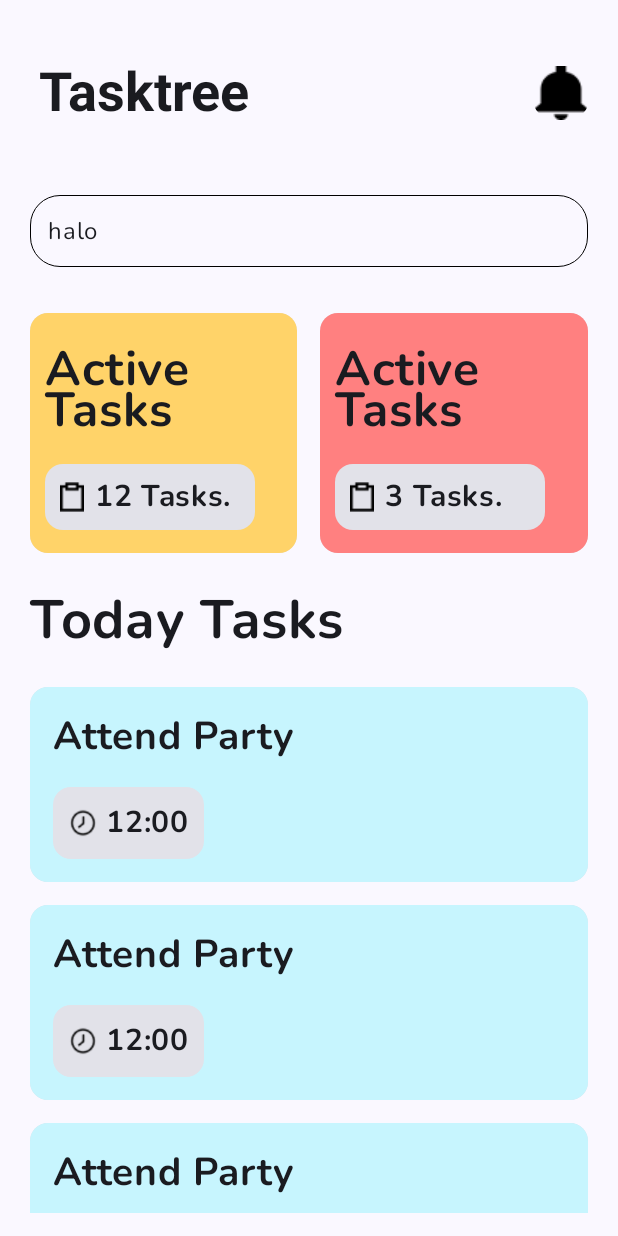
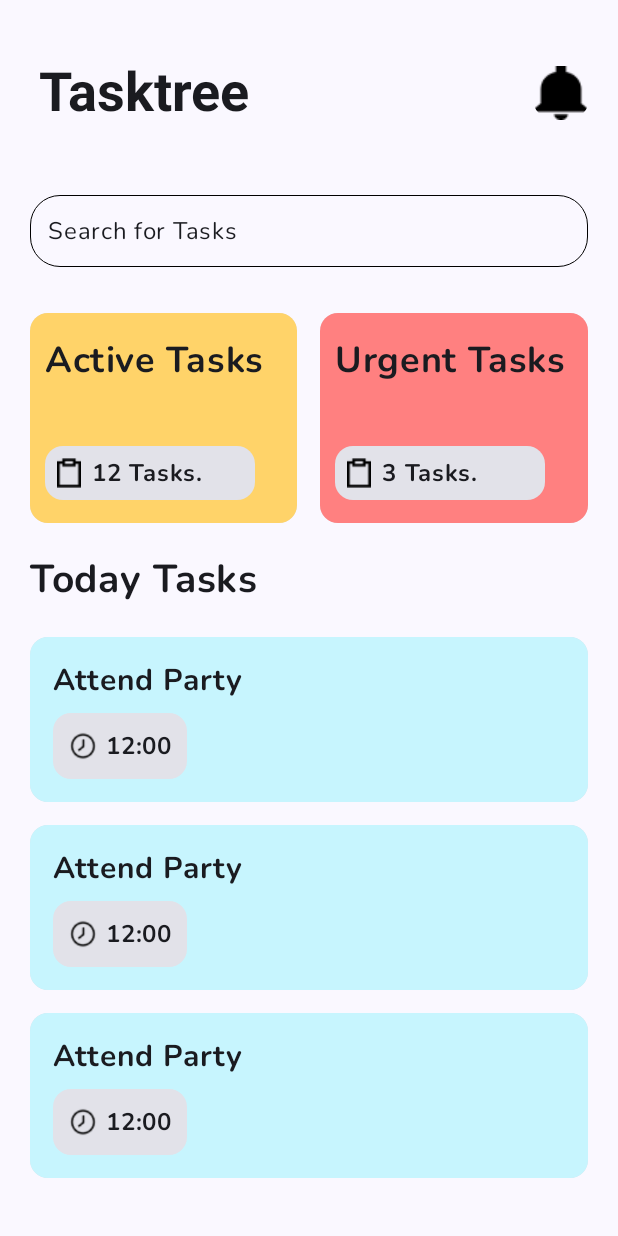
Before and after one commit to KenzieFu/TaskApp, an Android app built with Jetpack Compose: the screen it shows after launch (MainActivity), on a phone screen of 412 x 824 dp. Run offline under Robolectric (Android 15) with nearby library versions, the phone set to English and light mode, and no system bars.

Commit message:
SearchTask Finished

```diff
--- a/app/build.gradle.kts
+++ b/app/build.gradle.kts
@@ -50,6 +50,9 @@ android {
 }
 
 dependencies {
+    //Navigasi
+    val nav_version = "2.7.5"
+    implementation("androidx.navigation:navigation-compose:$nav_version")
 
     implementation("androidx.core:core-ktx:1.9.0")
     implementation("androidx.lifecycle:lifecycle-runtime-ktx:2.6.2")
--- a/app/src/main/java/com/example/taskapp/TaskApp.kt
+++ b/app/src/main/java/com/example/taskapp/TaskApp.kt
@@ -1,6 +1,8 @@
 package com.example.taskapp
 
 import android.graphics.drawable.Icon
+import android.util.Log
+import androidx.annotation.StringRes
 import androidx.compose.foundation.layout.Arrangement
 import androidx.compose.foundation.layout.Column
 import androidx.compose.foundation.layout.Row
@@ -13,6 +15,8 @@ import androidx.compose.foundation.layout.padding
 import androidx.compose.foundation.layout.size
 import androidx.compose.foundation.layout.width
 import androidx.compose.foundation.lazy.LazyColumn
+import androidx.compose.material.icons.Icons
+import androidx.compose.material.icons.filled.ArrowBack
 import androidx.compose.material3.ExperimentalMaterial3Api
 import androidx.compose.material3.Icon
 
@@ -21,7 +25,9 @@ import androidx.compose.material3.Scaffold
 import androidx.compose.material3.Text
 import androidx.compose.material3.TopAppBar
 import androidx.compose.runtime.Composable
+import androidx.compose.runtime.getValue
 import androidx.compose.ui.Modifier
+import androidx.compose.ui.draw.shadow
 import androidx.compose.ui.graphics.Color
 import androidx.compose.ui.res.painterResource
 import androidx.compose.ui.res.stringResource
@@ -29,18 +35,52 @@ import androidx.compose.ui.text.font.FontWeight
 import androidx.compose.ui.tooling.preview.Preview
 import androidx.compose.ui.unit.dp
 import androidx.compose.ui.unit.sp
+import androidx.navigation.NavController
+import androidx.navigation.compose.NavHost
+import androidx.navigation.compose.composable
+import androidx.navigation.compose.currentBackStackEntryAsState
+import androidx.navigation.compose.rememberNavController
 import com.example.taskapp.model.TaskType
 import com.example.taskapp.ui.util.SearchBar
 import com.example.taskapp.ui.util.TaskCard
 import com.example.taskapp.ui.util.TaskItemCard
 
+enum class TaskScreen(@StringRes val title :Int?){
+    TaskHomeScreen(title = R.string.app_bar),
+    TaskSearchScreen(title = null),
+
+}
+
 @OptIn(ExperimentalMaterial3Api::class)
 @Composable
  fun TaskApp(modifier: Modifier=Modifier){
+    val navController = rememberNavController()
+    val backStackEntry by navController.currentBackStackEntryAsState()
+    val currentRoute =TaskScreen.valueOf(
+        backStackEntry?.destination?.route
+            ?:TaskScreen.TaskHomeScreen.name
+    )
     Scaffold(
-        topBar ={ TopTaskBar()}
-    ) {
-            TaskHomeScreen(modifier = Modifier.padding(it))
+        topBar ={ TopTaskBar(
+            current=currentRoute,
+            navigateUp={navController.navigateUp()},
+            canNavigateUp = navController.previousBackStackEntry !=null,
+            modifier=if(currentRoute.name == TaskScreen.TaskHomeScreen.name)
+                Modifier.padding(10.dp,30.dp,10.dp,10.dp)
+            else
+            Modifier.fillMaxWidth()
+        )}
+    ) {pad->
+        NavHost(navController = navController,
+            startDestination = TaskScreen.TaskHomeScreen.name ){
+           composable(TaskScreen.TaskHomeScreen.name){
+               TaskHomeScreen(navController=navController,modifier = Modifier.padding(pad))
+           }
+            composable(TaskScreen.TaskSearchScreen.name){
+                SearchTaskScreen(modifier = Modifier.padding(pad))
+            }
+        }
+
 
     }
 
@@ -48,43 +88,68 @@ import com.example.taskapp.ui.util.TaskItemCard
 
 @OptIn(ExperimentalMaterial3Api::class)
 @Composable
-private fun TopTaskBar(){
+private fun TopTaskBar(modifier: Modifier,navigateUp:()->Unit,
+                       canNavigateUp:Boolean,current:TaskScreen){
+
     TopAppBar(
-        modifier = Modifier.padding(10.dp,30.dp,10.dp,10.dp),
+        modifier = if(current == TaskScreen.TaskHomeScreen)modifier
+        else modifier.shadow(12.dp),
+        navigationIcon={
+            if (canNavigateUp) {
+                IconButton(onClick = navigateUp) {
+                    Icon(
+                        imageVector = Icons.Filled.ArrowBack,
+                        contentDescription = stringResource(R.string.back_button)
+                    )
+                }
+            }
+        },
         title =  {
     Row {
+        if (current.title !=null){
         Text(
-            text= stringResource(R.string.app_bar),
+            text= stringResource(current.title),
             fontWeight = FontWeight.Bold,
             fontSize = 36.sp
-        )
+        )}
     }
 
     },
-        actions ={
+        actions = {
             Row {
+                if(!canNavigateUp)
                 IconButton(onClick = { /*TODO*/ }) {
-                  Icon(
-                      modifier=Modifier.size(36.dp),
-                      tint= Color.Black,
-                      painter = painterResource(R.drawable.notification) ,
-                      contentDescription = stringResource(
-                      id = R.string.notif_button
-                  ) ,
+                    Icon(
+                        modifier = Modifier.size(36.dp),
+                        tint = Color.Black,
+                        painter = painterResource(R.drawable.notification),
+                        contentDescription = stringResource(
+                            id = R.string.notif_button
+                        ),
 
-                  )
+                        )
+
+
                 }
+                else if(canNavigateUp && current ==TaskScreen.TaskSearchScreen)
+                    SearchBar(onClick = null, inputKey = "hi", modifier = Modifier
+                        .width(325.dp)
+                        .padding(0.dp, 5.dp) )
+
+
             }
-        }
-    )
+        })
 }
 
 @Composable
-private fun TaskHomeScreen(modifier: Modifier){
+private fun TaskHomeScreen(navController: NavController,modifier: Modifier){
     Column(modifier = modifier
         .padding(20.dp, 15.dp)
         .fillMaxHeight()) {
-         SearchBar(inputKey = "halo", modifier = Modifier
+         SearchBar(onClick={
+             Log.d("Hi","Hi")
+             navController.navigate(TaskScreen.TaskSearchScreen.name)
+         },inputKey = "halo", modifier = Modifier
              .fillMaxWidth()
              .padding(0.dp, 5.dp))
         Spacer(modifier = Modifier.height(20.dp))
@@ -93,7 +158,7 @@ private fun TaskHomeScreen(modifier: Modifier){
         Text(
             text = "Today Tasks",
             fontWeight = FontWeight.Bold,
-            fontSize = 36.sp,
+            fontSize = 26.sp,
 
             )
         Spacer(modifier = Modifier.height(20.dp))
@@ -103,7 +168,7 @@ private fun TaskHomeScreen(modifier: Modifier){
             items(3){
                 TaskItemCard(modifier = Modifier
                     .fillMaxWidth()
-                    .height(130.dp))
+                    .height(110.dp))
             }
         }
 
@@ -115,7 +180,7 @@ private fun TaskHomeScreen(modifier: Modifier){
 @Composable
 fun TaskCardSection(){
     Column(
-        modifier=Modifier.height(160.dp)
+        modifier=Modifier.height(140.dp)
     ){
         Row(
             modifier= Modifier.fillMaxHeight(),
--- a/app/src/main/java/com/example/taskapp/ui/util/SearchBar.kt
+++ b/app/src/main/java/com/example/taskapp/ui/util/SearchBar.kt
@@ -2,33 +2,68 @@ package com.example.taskapp.ui.util
 
 import android.graphics.drawable.shapes.Shape
 import androidx.compose.foundation.BorderStroke
+import androidx.compose.foundation.background
 import androidx.compose.foundation.border
+import androidx.compose.foundation.clickable
 import androidx.compose.foundation.layout.Column
 import androidx.compose.foundation.layout.Row
 import androidx.compose.foundation.layout.fillMaxSize
 import androidx.compose.foundation.layout.fillMaxWidth
 import androidx.compose.foundation.layout.padding
+import androidx.compose.foundation.shape.CircleShape
 import androidx.compose.foundation.shape.RoundedCornerShape
+import androidx.compose.foundation.text.KeyboardOptions
+import androidx.compose.material3.ExperimentalMaterial3Api
+import androidx.compose.material3.OutlinedTextField
 import androidx.compose.material3.Surface
 import androidx.compose.material3.Text
+import androidx.compose.material3.TextField
 import androidx.compose.runtime.Composable
+import androidx.compose.runtime.getValue
+import androidx.compose.runtime.mutableStateOf
+import androidx.compose.runtime.remember
+import androidx.compose.runtime.setValue
 import androidx.compose.ui.Modifier
 import androidx.compose.ui.graphics.Color
+import androidx.compose.ui.text.input.KeyboardType
 import androidx.compose.ui.tooling.preview.Preview
 import androidx.compose.ui.unit.dp
 
+@OptIn(ExperimentalMaterial3Api::class)
 @Composable
-fun SearchBar(inputKey:String,modifier: Modifier){
-    Column(modifier=modifier){
+fun SearchBar(onClick:(()->Unit)?,inputKey:String,modifier: Modifier){
+    var inputKey by remember { mutableStateOf("") }
+    Column(
+        modifier=if(onClick!=null)modifier.clickable { onClick() }else modifier,
+    ){
+        if(onClick !=null)
         Row(
             modifier = modifier
                 .border(
                     border = BorderStroke(0.dp, Color.Black),
-                    shape = RoundedCornerShape(20.dp))
+                    shape = RoundedCornerShape(20.dp)
+                )
                 .padding(12.dp)
         ) {
-            Text(text = inputKey)
+            Text(text = "Search for Tasks")
         }
+        else
+            OutlinedTextField(
+
+                value = inputKey,
+                onValueChange ={value->
+                    inputKey=value
+                },
+                keyboardOptions = KeyboardOptions(keyboardType = KeyboardType.Text),
+                modifier = Modifier
+
+                    .padding(all = 2.dp)
+                    .fillMaxWidth(),
+              maxLines = 1,
+
+
+
+            )
     }
 
 }
@@ -38,7 +73,7 @@ fun SearchBar(inputKey:String,modifier: Modifier){
 fun SearchBarPreview(){
     Surface(modifier = Modifier.fillMaxSize()) {
         Column(modifier =Modifier) {
-            SearchBar(inputKey = "H", modifier = Modifier.fillMaxWidth())
+            SearchBar(onClick ={}, inputKey = "H", modifier = Modifier.fillMaxWidth())
         }
 
     }
--- a/app/src/main/java/com/example/taskapp/ui/util/TaskCard.kt
+++ b/app/src/main/java/com/example/taskapp/ui/util/TaskCard.kt
@@ -31,6 +31,7 @@ import com.example.taskapp.model.TaskType
 @Composable
 fun TaskCard(cardType:TaskType,count:Int,modifier: Modifier=Modifier){
     val color : Int = if(cardType == TaskType.Regular ) R.color.pale_orange else R.color.reddish
+    val text : Int = if(cardType == TaskType.Regular ) R.string.active_tasks else R.string.urgent_tasks
     Card(modifier=modifier) {
         Column(modifier= Modifier
             .background(colorResource(color))
@@ -38,10 +39,10 @@ fun TaskCard(cardType:TaskType,count:Int,modifier: Modifier=Modifier){
             .padding(10.dp, 15.dp),
             verticalArrangement = Arrangement.SpaceBetween) {
             Text(
-                stringResource(R.string.active_tasks),
+                stringResource(text),
                 fontWeight = FontWeight.Bold,
-                fontSize = 32.sp,
-                lineHeight = 27.sp
+                fontSize = 24.sp,
+                lineHeight = 23.sp
 
 
             )
@@ -59,7 +60,7 @@ fun CountTask(count:Int,modifier: Modifier){
     val text :String = pluralStringResource(R.plurals.count_tasks, count =count,count )
     Card(modifier = modifier) {
         Row(
-            modifier = Modifier.padding(8.dp),
+            modifier = Modifier.padding(6.dp),
             horizontalArrangement = Arrangement.SpaceBetween,
             verticalAlignment = Alignment.CenterVertically
             ) {
@@ -72,7 +73,7 @@ fun CountTask(count:Int,modifier: Modifier){
             Spacer(modifier = Modifier.width(5.dp))
             Text(
                 text = text,
-                fontSize = 20.sp,
+                fontSize = 16.sp,
                 fontWeight = FontWeight.Bold
             )
         }
--- a/app/src/main/java/com/example/taskapp/ui/util/TaskItemCard.kt
+++ b/app/src/main/java/com/example/taskapp/ui/util/TaskItemCard.kt
@@ -36,7 +36,7 @@ fun TaskItemCard(modifier: Modifier){
             ) {
             Text(
                 text = "Attend Party",
-                fontSize = 26.sp,
+                fontSize = 20.sp,
                 fontWeight = FontWeight.Bold
                 )
             TimeTask(time = "12:00",Modifier)
@@ -63,7 +63,7 @@ fun TimeTask(time:String,modifier: Modifier){
             Spacer(modifier = Modifier.width(5.dp))
             Text(
                 time,
-                fontSize = 20.sp,
+                fontSize = 16.sp,
                 fontWeight = FontWeight.Bold
             )
         }
--- a/app/src/main/res/values/strings.xml
+++ b/app/src/main/res/values/strings.xml
@@ -3,6 +3,10 @@
     <string name="app_bar">Tasktree</string>
     <string name="notif_button">NotifButton</string>
     <string name="active_tasks">Active Tasks</string>
+    <string name="urgent_tasks">Urgent Tasks</string>
+    <string name="list_of_tasks">List of Tasks</string>
+    <string name="search_screen">Search</string>
+    <string name="back_button">Back</string>
     <plurals name="count_tasks">
         <item quantity="one">%d Task.</item>
         <item quantity="other">%d Tasks.</item>
```
Also changed, not shown: app/src/main/java/com/example/taskapp/SearchTaskScreen.kt (added, +48 -0 lines), app/src/main/java/com/example/taskapp/TaskDetailScreen.kt (added, +20 -0 lines).
